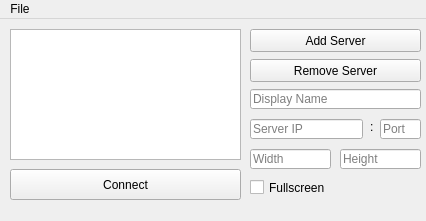
sc0tt/pythonRDC, file resources/rdc.ui: the form before one commit.
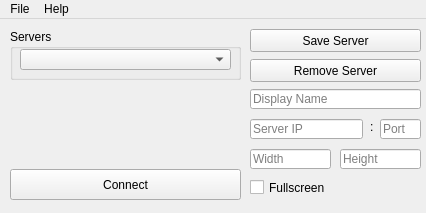
The form after the commit.

```diff
--- a/resources/rdc.ui
+++ b/resources/rdc.ui
@@ -7,7 +7,7 @@
     <x>0</x>
     <y>0</y>
     <width>426</width>
-    <height>221</height>
+    <height>213</height>
    </rect>
   </property>
   <property name="maximumSize">
@@ -20,16 +20,6 @@
    <string>Remote Desktop Controller</string>
   </property>
   <widget class="QWidget" name="centralwidget">
-   <widget class="QListView" name="lvServers">
-    <property name="geometry">
-     <rect>
-      <x>10</x>
-      <y>10</y>
-      <width>231</width>
-      <height>131</height>
-     </rect>
-    </property>
-   </widget>
    <widget class="QPushButton" name="pbRemove">
     <property name="geometry">
      <rect>
@@ -75,7 +65,7 @@
      </rect>
     </property>
     <property name="text">
-     <string>Add Server</string>
+     <string>Save Server</string>
     </property>
     <property name="checkable">
      <bool>false</bool>
@@ -181,6 +171,29 @@
      <string>Display Name</string>
     </property>
    </widget>
+   <widget class="QGroupBox" name="groupBox">
+    <property name="geometry">
+     <rect>
+      <x>10</x>
+      <y>10</y>
+      <width>231</width>
+      <height>51</height>
+     </rect>
+    </property>
+    <property name="title">
+     <string>Servers</string>
+    </property>
+    <widget class="QComboBox" name="cbServers">
+     <property name="geometry">
+      <rect>
+       <x>10</x>
+       <y>20</y>
+       <width>211</width>
+       <height>21</height>
+      </rect>
+     </property>
+    </widget>
+   </widget>
   </widget>
   <widget class="QMenuBar" name="menubar">
    <property name="geometry">
@@ -188,7 +201,7 @@
      <x>0</x>
      <y>0</y>
      <width>426</width>
-     <height>21</height>
+     <height>18</height>
     </rect>
    </property>
    <widget class="QMenu" name="menuSave">
@@ -199,21 +212,14 @@
     <addaction name="separator"/>
     <addaction name="actionExit"/>
    </widget>
+   <widget class="QMenu" name="menuAbout">
+    <property name="title">
+     <string>Help</string>
+    </property>
+    <addaction name="actionAbout"/>
+   </widget>
    <addaction name="menuSave"/>
-  </widget>
-  <widget class="QStatusBar" name="statusbar">
-   <property name="enabled">
-    <bool>true</bool>
-   </property>
-   <property name="toolTip">
-    <string/>
-   </property>
-   <property name="statusTip">
-    <string/>
-   </property>
-   <property name="sizeGripEnabled">
-    <bool>false</bool>
-   </property>
+   <addaction name="menuAbout"/>
   </widget>
   <action name="actionSave">
    <property name="text">
```
Left out of the diff: 6 changed lines with no effect on the pictures.
